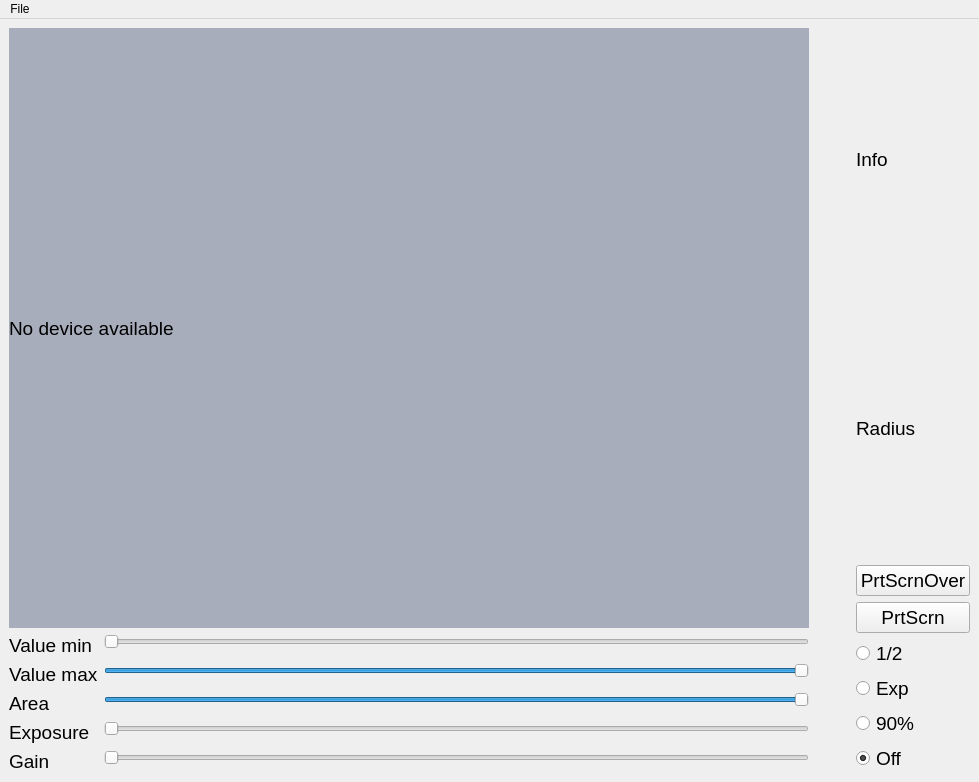
Qt form app_4/ui/main.ui (Fnska/gui_apps) before a commit.
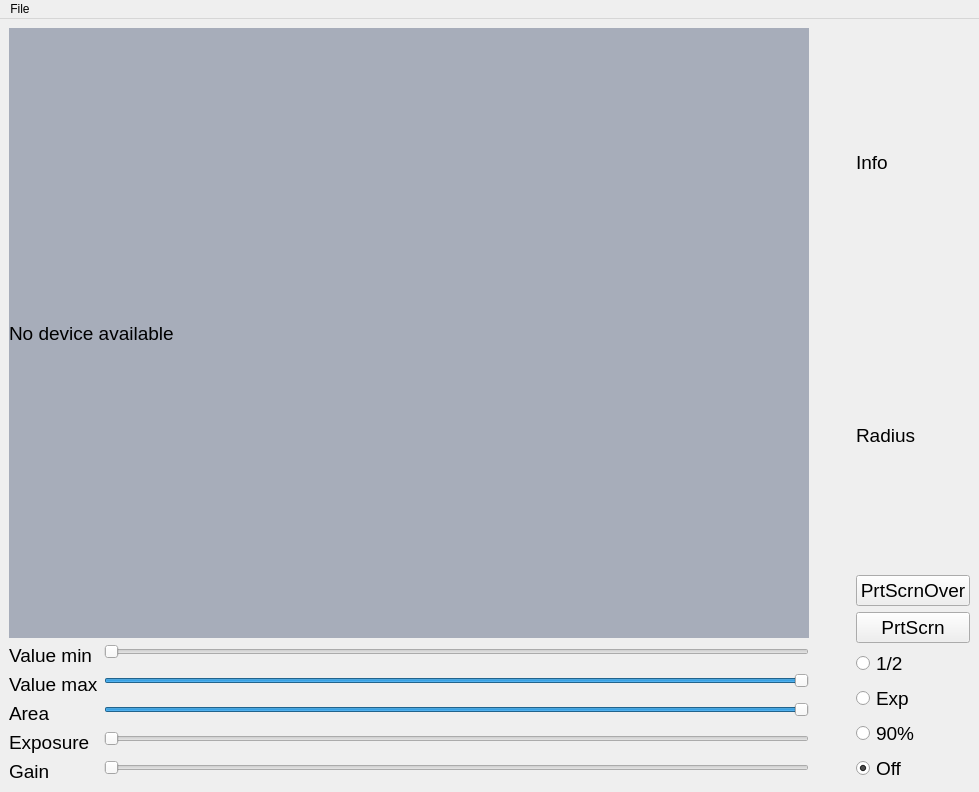
The same form after that commit.

Commit message: Update main.ui, move app_4/v2 to new app_5

```diff
--- a/app_4/ui/main.ui
+++ b/app_4/ui/main.ui
@@ -7,7 +7,7 @@
     <x>0</x>
     <y>0</y>
     <width>979</width>
-    <height>772</height>
+    <height>792</height>
    </rect>
   </property>
   <property name="windowTitle">
```
Left out of the diff: 2 changed lines with no effect on the pictures. The commit also changes 6 other files.
